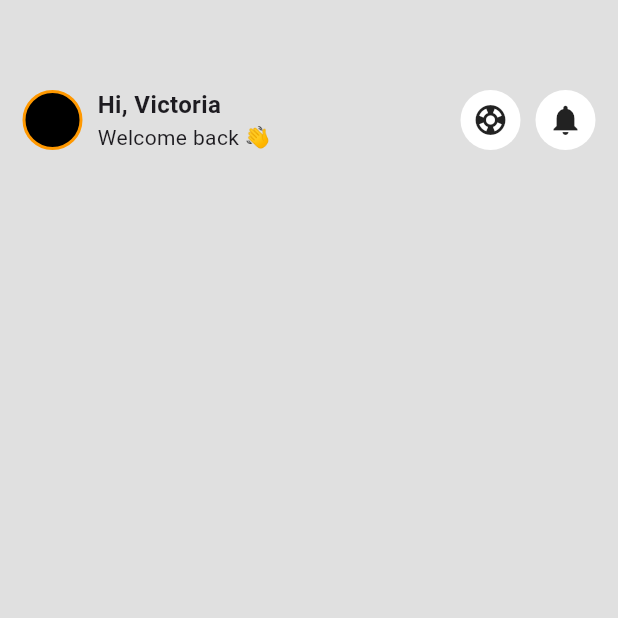
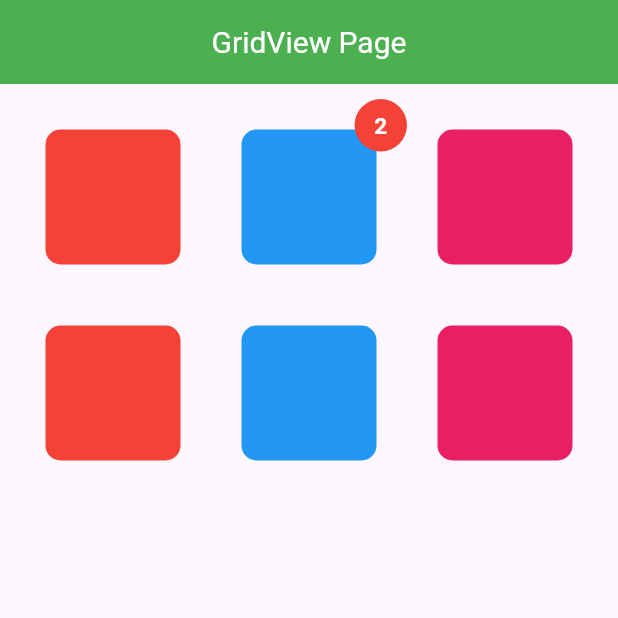
Before and after one commit to Cherif32/Flutter-Lesson, a Flutter app: the screen it shows after launch, on a phone screen of 412 x 824 dp, the top half of it. Run offline on Flutter 3.47's test engine with Material 3 defaults, Android fonts, the phone set to English and light mode, and no system bars.

Commit message:
Added gridview and stack widget and stack exercises

```diff
--- /dev/null
+++ b/flutter_layouts/lib/gridview.dart
@@ -0,0 +1,168 @@
+import 'package:flutter/material.dart';
+
+class GridViewPage extends StatelessWidget {
+  const GridViewPage({super.key});
+
+  @override
+  Widget build(BuildContext context) {
+    return Scaffold(
+      appBar: AppBar(
+        backgroundColor: Colors.green,
+        title: Text(
+          "GridView Page",
+        style: TextStyle(
+          color: Colors.white,
+          fontSize: 20,
+      ),
+      ),
+      centerTitle: true,
+      ),
+
+      body: Padding(
+        padding: const EdgeInsets.all(10),
+        child: Column(
+          children: [
+             Expanded(
+         child: GridView(
+          gridDelegate: SliverGridDelegateWithFixedCrossAxisCount(
+            crossAxisCount: 3,
+            mainAxisSpacing: 0,
+            crossAxisSpacing: 0,
+           childAspectRatio: 1,
+            ),
+            children: [
+             SizedBox(
+                height: 90,
+                width: 90,
+                child: Stack(
+                  alignment: Alignment.center,
+                  children: [
+                    Container(
+                      height: 90,
+                      width: 90,
+                      decoration: BoxDecoration(
+                      color: Colors.red,
+                      borderRadius: BorderRadius.circular(10),
+                      ),
+
+                    ),
+
+                  ],
+                ),
+              ),
+              SizedBox(
+                height: 90,
+                width: 90,
+                child: Stack(
+                  alignment: Alignment.center,
+                  children: [
+                    Container(
+                      height: 90,
+                      width: 90,
+                      decoration: BoxDecoration(
+                      color: Colors.blue,
+                      borderRadius: BorderRadius.circular(10),
+                      ),
+
+                    ),
+                        Positioned(
+                          top: 0,
+                          right: 0,
+                          child: Container(
+                            width: 35,
+                            height: 35,
+                         decoration: BoxDecoration(
+                             color: Colors.red,
+                       shape: BoxShape.circle,
+                         ),
+                         child: Center(child: Text("2",style: TextStyle(color: Colors.white,fontSize: 15,fontWeight: FontWeight.bold,),),),
+                          ),
+                        ),
+                  ],
+                ),
+              ),
+                  SizedBox(
+                height: 90,
+                width: 90,
+                child: Stack(
+                  alignment: Alignment.center,
+                  children: [
+                    Container(
+                      height: 90,
+                      width: 90,
+                      decoration: BoxDecoration(
+                      color: Colors.pink,
+                      borderRadius: BorderRadius.circular(10),
+                      ),
+
+                    ),
+
+                  ],
+                ),
+              ),
+              SizedBox(
+                height: 90,
+                width: 90,
+                child: Stack(
+                  alignment: Alignment.center,
+                  children: [
+                    Container(
+                      height: 90,
+                      width: 90,
+                      decoration: BoxDecoration(
+                      color: Colors.red,
+                      borderRadius: BorderRadius.circular(10),
+                      ),
+
+                    ),
+
+                  ],
+                ),
+              ),
+           SizedBox(
+                height: 90,
+                width: 90,
+                child: Stack(
+                  alignment: Alignment.center,
+                  children: [
+                    Container(
+                      height: 90,
+                      width: 90,
+                      decoration: BoxDecoration(
+                      color: Colors.blue,
+                      borderRadius: BorderRadius.circular(10),
+                      ),
+
+                    ),
+
+                  ],
+                ),
+              ),
+              SizedBox(
+                height: 90,
+                width: 90,
+                child: Stack(
+                  alignment: Alignment.center,
+                  children: [
+                    Container(
+                      height: 90,
+                      width: 90,
+                      decoration: BoxDecoration(
+                      color: Colors.pink,
+                      borderRadius: BorderRadius.circular(10),
+                      ),
+
+                    ),
+
+                  ],
+                ),
+              ),
+            ],
+            ),
+             ),
+          ],
+        ),
+      )
+    );
+  }
+}
--- a/flutter_layouts/lib/main.dart
+++ b/flutter_layouts/lib/main.dart
@@ -1,8 +1,8 @@
 import 'package:flutter/material.dart';
-import 'package:flutter_layouts/column.dart';
-import 'package:flutter_layouts/excercise.dart';
-import 'package:flutter_layouts/list_view.dart';
-import 'package:flutter_layouts/row.dart';
+import 'package:flutter_layouts/gridview.dart';
+import 'package:flutter_layouts/stack.dart';
+import 'package:flutter_layouts/stack_excercise.dart';
+
 
 void main() {
   runApp(const MyApp());
@@ -16,7 +16,7 @@ class MyApp extends StatelessWidget {
   Widget build(BuildContext context) {
     return MaterialApp(
     debugShowCheckedModeBanner: false,
-      home: ExercisePage()
+      home: GridViewPage()
     );
   }
 }
```
Also changed, not shown: flutter_layouts/lib/stack.dart (added, +66 -0 lines), flutter_layouts/lib/stack_excercise.dart (added, +84 -0 lines).
